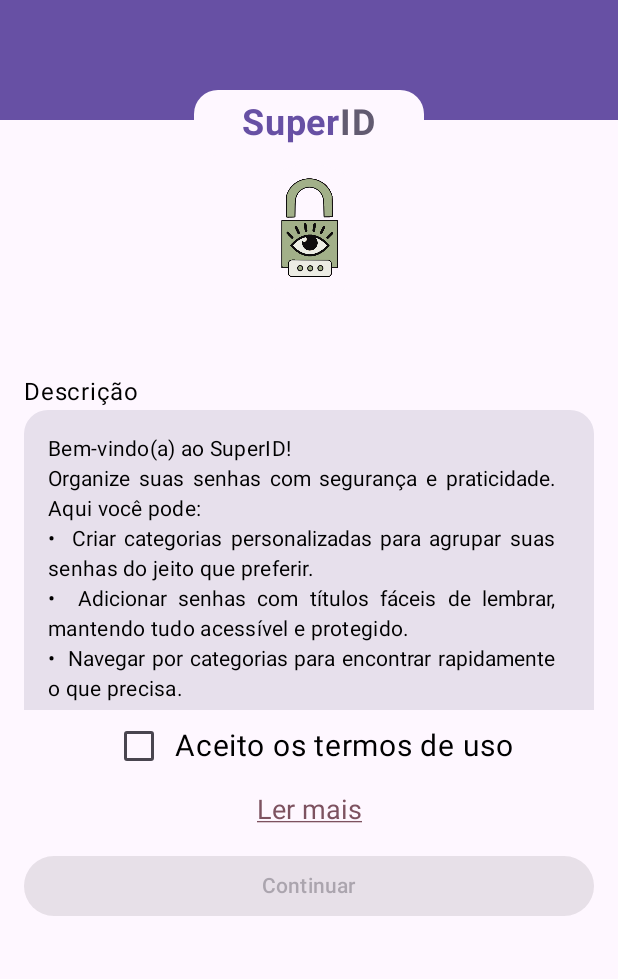
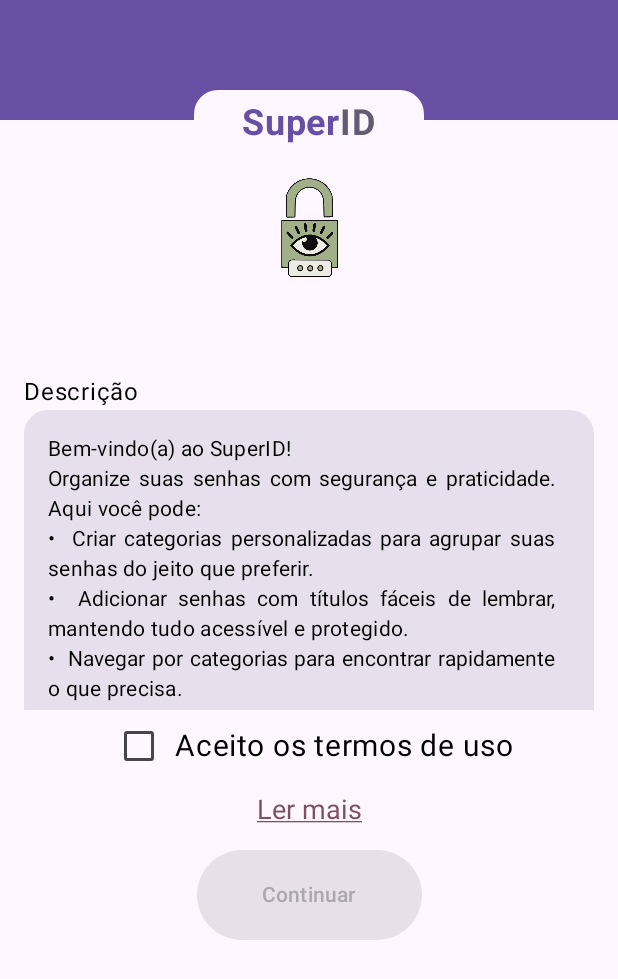
Before and after one commit to sophiagodoy/PI3-Turma01-Grupo03, an Android app built with Jetpack Compose: the screen it shows after launch (WelcomeActivity), on a phone screen of 412 x 824 dp. Shown: the top 979 px of the screen. Run offline under Robolectric (Android 15) with nearby library versions, the phone set to English and light mode, and no system bars; our stand-ins replace Firebase (no records; nobody signed in at launch, a user with empty details on screens opened directly).

Commit message:
arrumando botão da welcome

```diff
--- a/app/src/main/java/br/com/ibm/superid/WelcomeActivity.kt
+++ b/app/src/main/java/br/com/ibm/superid/WelcomeActivity.kt
@@ -74,6 +74,7 @@ class WelcomeActivity : ComponentActivity() {
 }
 
 // Função Composable que monta a interface da tela de boas-vindas
+@Preview
 @Composable
 fun WelcomeScreen(
     onContinue: () -> Unit,  // Callback acionado ao continuar
@@ -445,8 +446,8 @@ fun WelcomeScreen(
                     }
                 },
                 modifier = Modifier
-                    .fillMaxWidth()
-                    .padding(horizontal = 16.dp),
+                    .height(60.dp)
+                    .width(150.dp),
                 enabled = termosAceitos  // Habilita o botão apenas se o usuário aceitou os termos
             ) {
                 Text("Continuar")
@@ -454,12 +455,3 @@ fun WelcomeScreen(
         }
     }
 }
-
-// Preview para visualização no Android Studio
-@Preview(showBackground = true)
-@Composable
-fun WelcomeScreenPreview() {
-    SuperIDTheme {
-        WelcomeScreen(onContinue = {})
-    }
-}
```
Also changed, not shown: app/src/main/java/br/com/ibm/superid/SignUpActivity.kt (+3 -15 lines).
